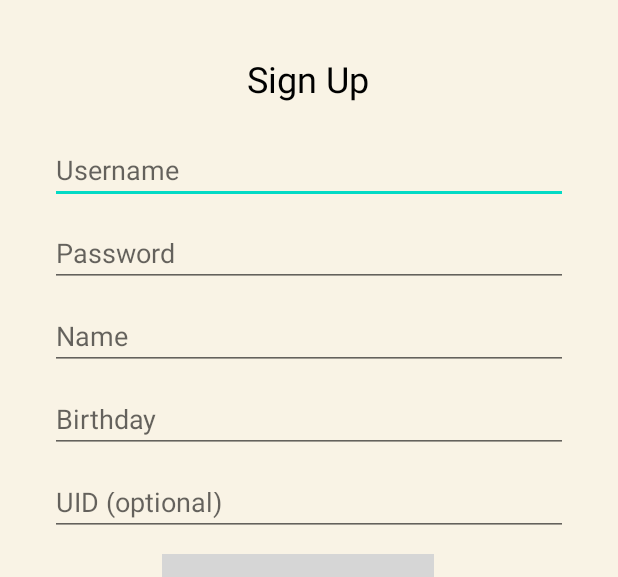
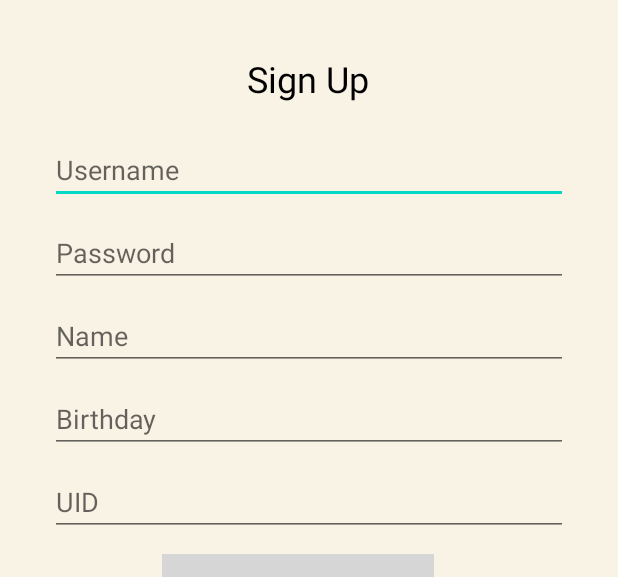
Before and after one commit to ZeLongZhuang/GenshinBuilds, an Android app: the screen it shows after launch (SignupActivity), after a tap on "SIGN UP", on a phone screen of 412 x 824 dp, the part 290-867 px from its top. Run offline under Robolectric (Android 15) with nearby library versions, the phone set to English and light mode, and no system bars; grey boxes are pictures that could not be loaded.

Commit message:
set UID as required and change homepage bg color

```diff
--- a/app/src/main/res/layout/activity_home.xml
+++ b/app/src/main/res/layout/activity_home.xml
@@ -99,5 +99,6 @@
         app:layout_constraintEnd_toEndOf="parent"
         app:layout_constraintStart_toStartOf="parent"
         app:layout_constraintBottom_toBottomOf="parent"
+        android:background="@color/beige"
         app:layout_constraintTop_toBottomOf="@+id/profileConstraintLayout" />
 </androidx.constraintlayout.widget.ConstraintLayout>
--- a/app/src/main/res/values/strings.xml
+++ b/app/src/main/res/values/strings.xml
@@ -8,7 +8,7 @@
     <string name="signup_message">Are you a new Traveler?</string>
     <string name="name">Name</string>
     <string name="bday">Birthday</string>
-    <string name="uid">UID (optional)</string>
+    <string name="uid">UID</string>
     <string name="confirm">Confirm</string>
     <string name="cancel">Cancel</string>
     <string name="username">Username</string>
```
